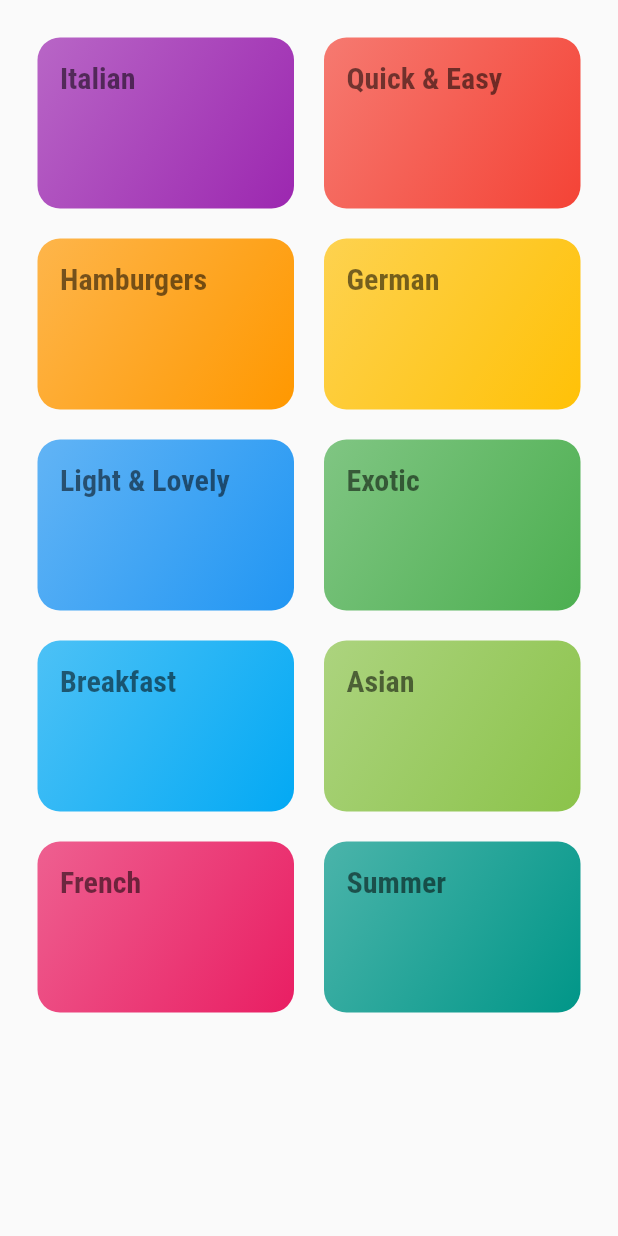
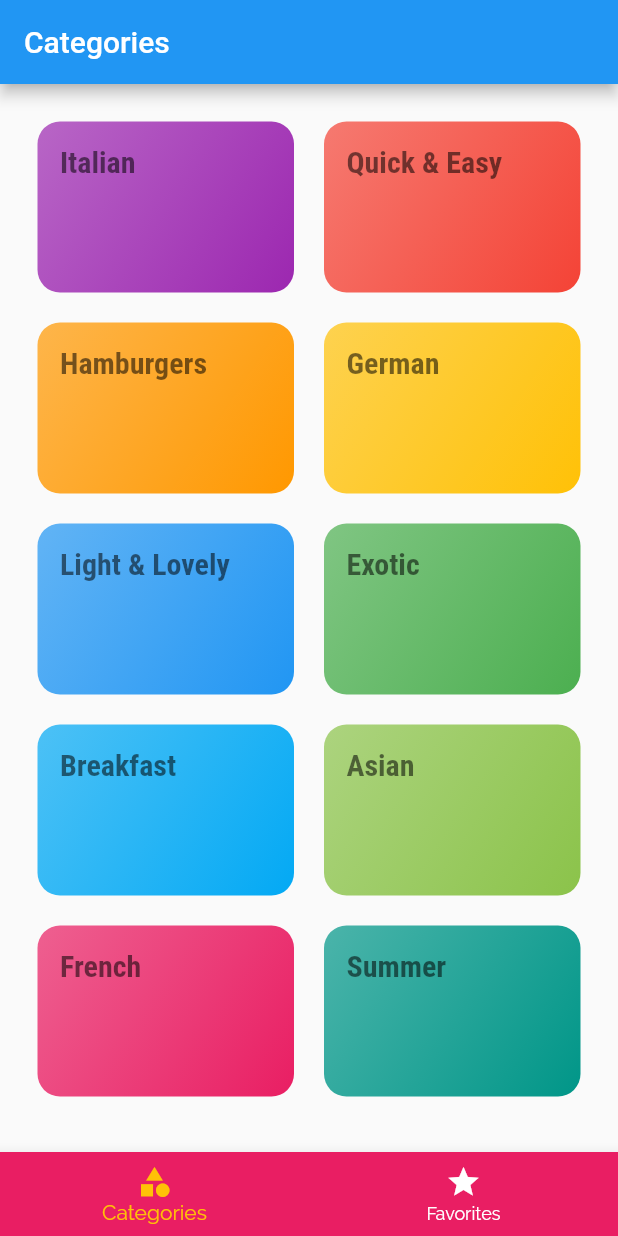
Before and after one commit to axsaucedo/flutter-meals-app-routing, a Flutter app: the screen it shows after launch, on a phone screen of 412 x 824 dp. Run offline on Flutter 3.47's test engine with Material 2 defaults, Android fonts, the phone set to English and light mode, and no system bars.

Commit message:
Added tabs with same one

```diff
--- a/lib/main.dart
+++ b/lib/main.dart
@@ -1,7 +1,7 @@
 import 'package:flutter/material.dart';
 
 import "./dummy_data.dart";
-// import "./screens/tabs_screen.dart";
+import "./screens/tabs_screen.dart";
 // import "./screens/meal_detail_screen.dart";
 import "./screens/categories_screen.dart";
 // import "./screens/filters_screen.dart";
@@ -75,9 +75,18 @@ class _MyAppState extends State<MyApp> {
           ),
         ),
       ),
-      home: const Scaffold(
-        body: CategoriesScreen(),
-      ),
+      initialRoute: "/",
+      routes: {
+        "/": (ctx) => TabsScreen(_favouriteMeals),
+      },
+      onGenerateRoute: (settings) {
+        print(settings.arguments);
+      },
+      onUnknownRoute: (settings) {
+        return MaterialPageRoute(
+          builder: (ctx) => CategoriesScreen(),
+        );
+      },
     );
   }
 
--- /dev/null
+++ b/lib/screens/tabs_screen.dart
@@ -0,0 +1,69 @@
+import "package:flutter/material.dart";
+
+import "./categories_screen.dart";
+import "../models/meal.dart";
+
+class TabsScreen extends StatefulWidget {
+  final List<Meal> favouriteMeals;
+
+  const TabsScreen(this.favouriteMeals);
+
+  @override
+  State<StatefulWidget> createState() {
+    return _TabsScreenState();
+  }
+}
+
+class _TabsScreenState extends State<TabsScreen> {
+  late List<Map<String, Object>> _pages;
+  int _selectedPageIndex = 0;
+
+  @override
+  void initState() {
+    _pages = [
+      {
+        "title": "Categories",
+        "page": const CategoriesScreen(),
+      },
+      {
+        "title": "Categories",
+        "page": const CategoriesScreen(),
+      },
+    ];
+    super.initState();
+  }
+
+  void _selectPage(int index) {
+    setState(() {
+      _selectedPageIndex = index;
+    });
+  }
+
+  @override
+  Widget build(BuildContext context) {
+    return Scaffold(
+      appBar: AppBar(title: Text(_pages[_selectedPageIndex]["title"] as String)),
+      body: _pages[_selectedPageIndex]["page"] as Widget,
+      bottomNavigationBar: BottomNavigationBar(
+        onTap: _selectPage,
+        backgroundColor: Theme.of(context).primaryColor,
+        unselectedItemColor: Colors.white,
+        selectedItemColor: Theme.of(context).colorScheme.secondary,
+        currentIndex: _selectedPageIndex,
+        type: BottomNavigationBarType.fixed,
+        items: [
+          BottomNavigationBarItem(
+            backgroundColor: Theme.of(context).primaryColor,
+            icon: const Icon(Icons.category),
+            label: "Categories"
+          ),
+          BottomNavigationBarItem(
+              backgroundColor: Theme.of(context).primaryColor,
+              icon: const Icon(Icons.star),
+              label: "Favorites"
+          ),
+        ]
+      ),
+    );
+  }
+}
```
